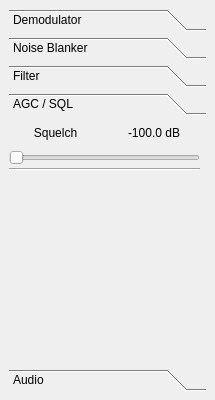
Old version of the form qtgui/dockrxopt.ui in the repository gqrx-sdr/gqrx.
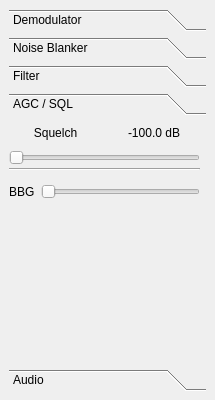
New version of the form. The open tabs and pages were chosen to show the change.

Commit message: Baseband gain and better AGC values.

Diff of the .ui file:
```diff
--- a/qtgui/dockrxopt.ui
+++ b/qtgui/dockrxopt.ui
@@ -437,6 +437,38 @@
          </item>
         </layout>
        </widget>
+       <widget class="QWidget" name="layoutWidget">
+        <property name="geometry">
+         <rect>
+          <x>0</x>
+          <y>60</y>
+          <width>191</width>
+          <height>21</height>
+         </rect>
+        </property>
+        <layout class="QHBoxLayout" name="horizontalLayout">
+         <item>
+          <widget class="QLabel" name="label">
+           <property name="text">
+            <string>BBG</string>
+           </property>
+          </widget>
+         </item>
+         <item>
+          <widget class="QSlider" name="bbGainSlider">
+           <property name="toolTip">
+            <string>Baseband gain</string>
+           </property>
+           <property name="maximum">
+            <number>50</number>
+           </property>
+           <property name="orientation">
+            <enum>Qt::Horizontal</enum>
+           </property>
+          </widget>
+         </item>
+        </layout>
+       </widget>
       </widget>
       <widget class="QWidget" name="pageAudio">
        <property name="geometry">
```
The commit also changes 6 other files.
